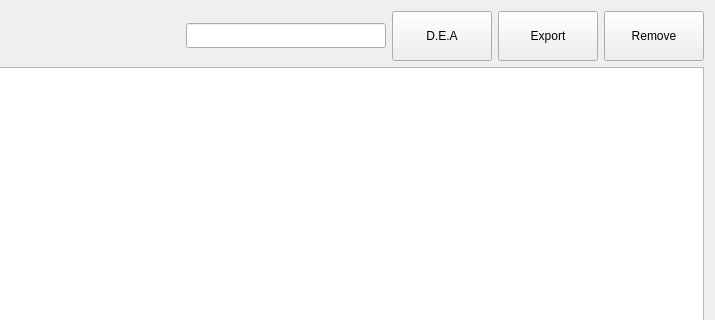
Qt form assets/ui/experiments.ui (jfnavarro/st_viewer) before a commit; both pictures show x 422 to 1137 and y 0 to 320 of the 1137 by 613 pixel window.
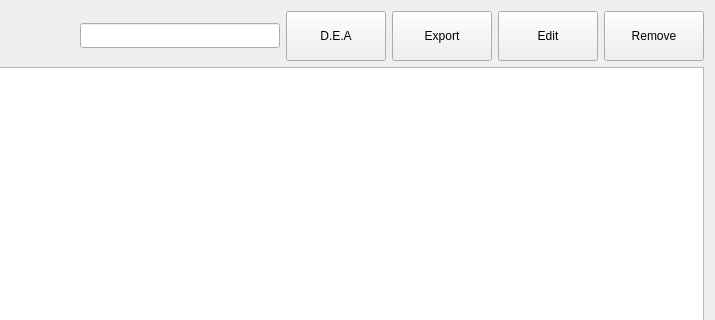
The same form after that commit. Icons and pictures are not drawn. Custom widgets are drawn as their Qt base class.

```diff
--- a/assets/ui/experiments.ui
+++ b/assets/ui/experiments.ui
@@ -175,6 +175,32 @@
        </property>
       </widget>
      </item>
+     <item>
+      <widget class="QPushButton" name="editSelection">
+       <property name="minimumSize">
+        <size>
+         <width>100</width>
+         <height>50</height>
+        </size>
+       </property>
+       <property name="maximumSize">
+        <size>
+         <width>100</width>
+         <height>50</height>
+        </size>
+       </property>
+       <property name="toolTip">
+        <string>Edit the current selection</string>
+       </property>
+       <property name="text">
+        <string>Edit</string>
+       </property>
+       <property name="icon">
+        <iconset resource="../../../st_client-build/application.qrc">
+         <normaloff>:/images/edit_color.png</normaloff>:/images/edit_color.png</iconset>
+       </property>
+      </widget>
+     </item>
      <item>
       <widget class="QPushButton" name="removeSelections">
        <property name="minimumSize">
```
